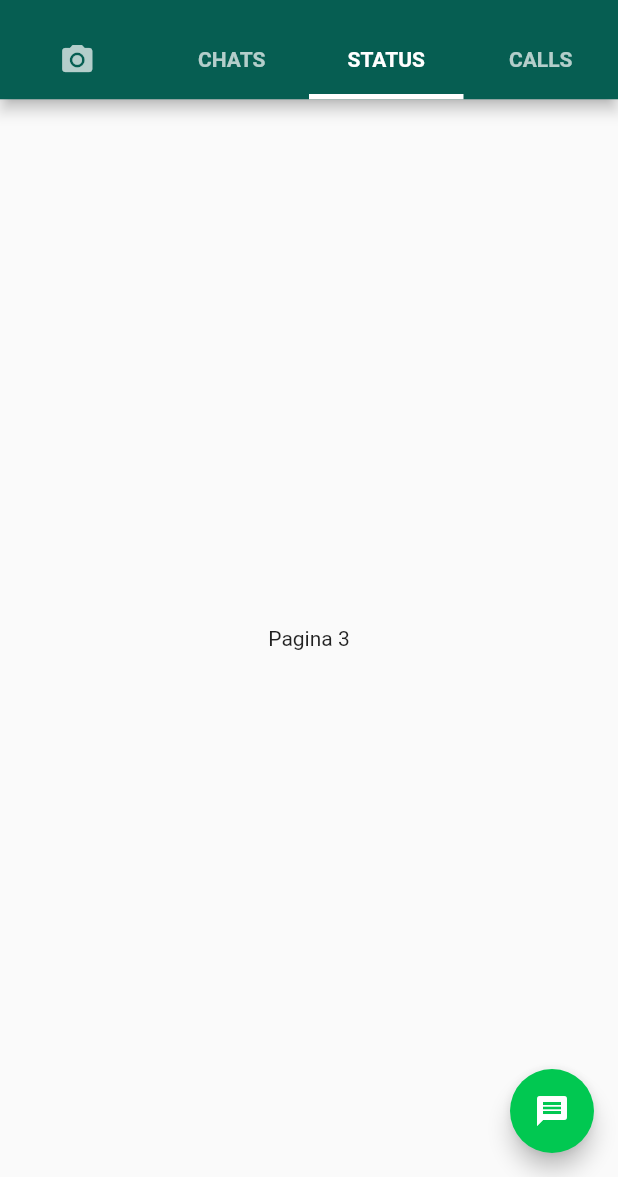
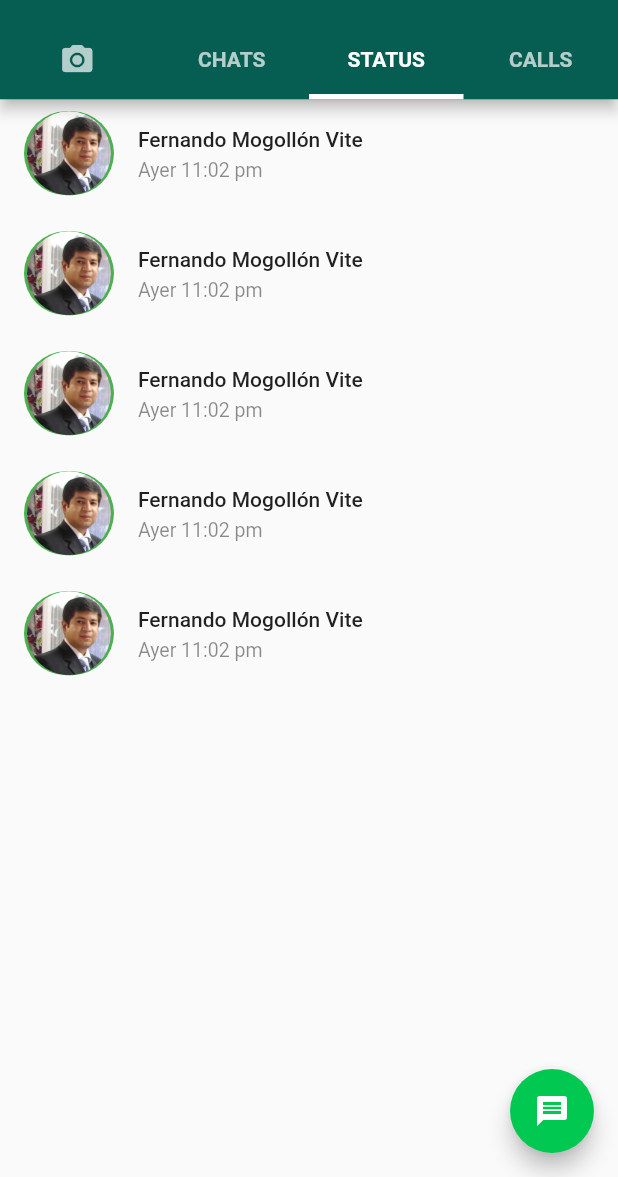
Before and after one commit to fernandomgv/flutter_codigo5_whatsapp, a Flutter app: the screen it shows after launch, tab 3 chosen, on a phone screen of 412 x 824 dp, the part 59-1236 px from its top. Run offline on Flutter 3.47's test engine with Material 2 defaults, Android fonts, the phone set to English and light mode, and no system bars; our stand-ins replace google_fonts; network calls fail.

Commit message:
Presentacion_ClassRoom-4

```diff
--- a/lib/pages/homes_page.dart
+++ b/lib/pages/homes_page.dart
@@ -1,5 +1,6 @@
 
 import 'package:flutter/material.dart';
+import 'package:flutter_codigo5_whatsapp/pages/status_page.dart';
 import 'package:google_fonts/google_fonts.dart';
 
 import 'call_page.dart';
@@ -83,7 +84,7 @@ class _HomePageState extends State<HomePage> with TickerProviderStateMixin {
           children: [
             Center(child: Text("Pagina 1")),
             ChatPage(),
-            Center(child: Text("Pagina 3")),
+            StatusPage(),
       CallPage(),
           ],
         ),
--- a/lib/pages/status_page.dart
+++ b/lib/pages/status_page.dart
@@ -0,0 +1,60 @@
+import 'package:flutter/material.dart';
+
+class StatusPage extends StatelessWidget {
+  const StatusPage({Key? key}) : super(key: key);
+
+  @override
+  Widget build(BuildContext context) {
+    return Scaffold(
+      body: ListView.builder(
+        itemCount: 5,
+        itemBuilder: (BuildContext context, int index) {
+          return Container(
+            margin: const EdgeInsets.only(bottom: 8.0),
+            child: ListTile(
+              leading: Container(
+                height: 64,
+                width: 60,
+                decoration: BoxDecoration(
+                  borderRadius: BorderRadius.circular(28),
+                  color: Colors.green,
+
+                ),
+                child: CircleAvatar(
+                  backgroundColor: Colors.black12,
+                  radius: 26,
+                  backgroundImage: AssetImage('assets/images/fmogollon.jpg'),
+                ),
+              ),
+              title: Text(
+                "Fernando Mogollón Vite",
+                style: TextStyle(
+                  fontSize: 14.0,
+                  fontWeight: FontWeight.w500,
+                ),
+              ),
+              subtitle: Row(
+                children: [
+                  Text(
+                    "Ayer 11:02 pm",
+                    style: TextStyle(
+                      fontSize: 13.0,
+                      color: Colors.black.withOpacity(0.45),
+                    ),
+                  ),
+                ],
+              ),
+              /*trailing: Icon(
+                Icons.call,
+                color: Color(
+                  0xff01C851,
+                ),
+              ),
+              */
+            ),
+          );
+        },
+      ),
+    );
+  }
+}
```
